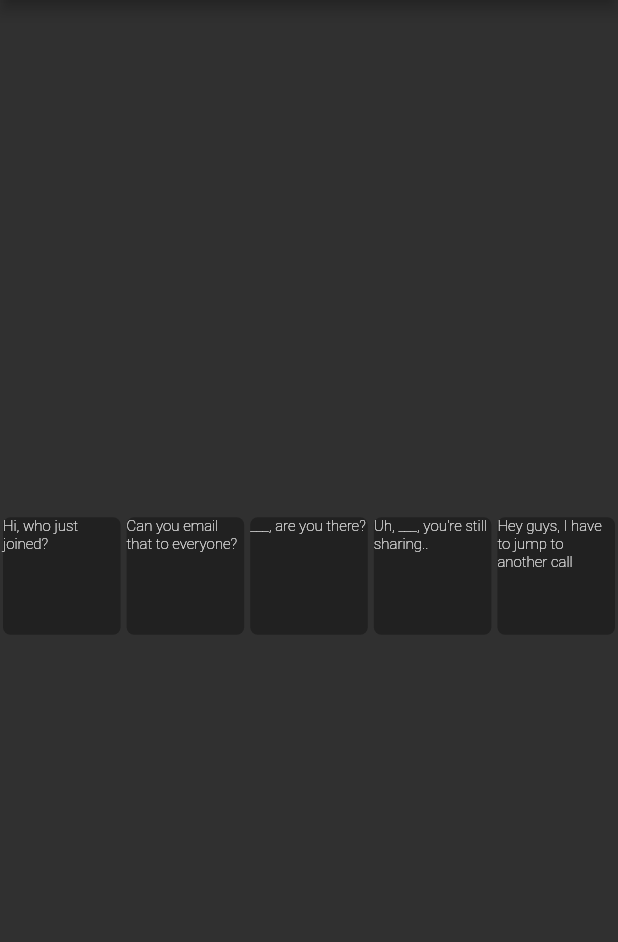
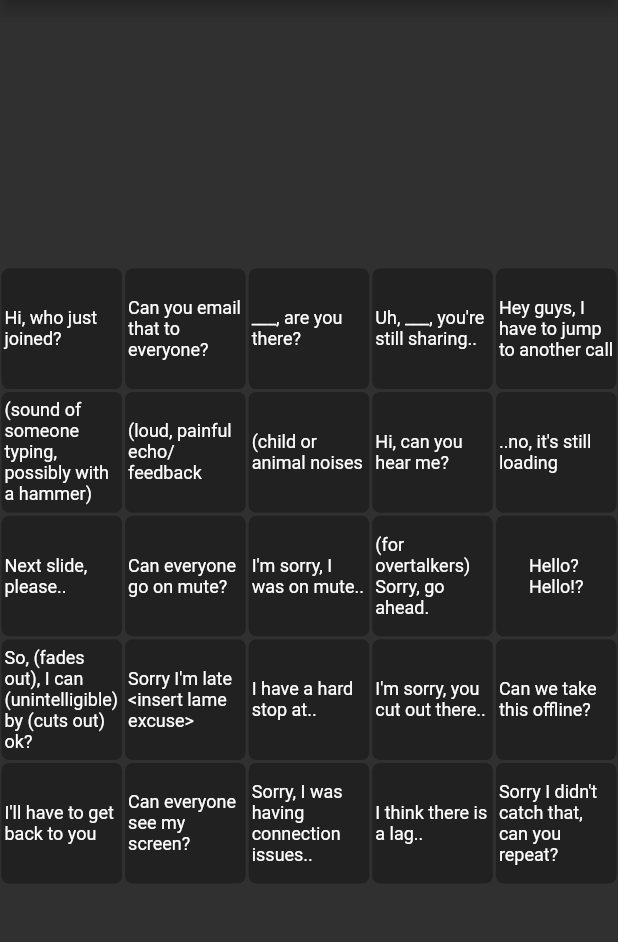
Before and after one commit to tplive/conference_call_bingo_flutter, a Flutter app: the screen it shows after launch, on a phone screen of 412 x 824 dp, the part 84-1026 px from its top. Run offline on Flutter 3.47's test engine with Material 2 defaults, Android fonts, the phone set to English and light mode, and no system bars.

```diff
--- a/lib/main.dart
+++ b/lib/main.dart
@@ -3,8 +3,8 @@ import 'package:flutter/material.dart';
 void main() => runApp(MyApp());
 
 final TextStyle cardStyle = TextStyle(
-  fontSize: 10.0,
-  fontWeight: FontWeight.w100,
+  fontSize: 12.0,
+  fontWeight: FontWeight.w400,
 );
 
 class MyApp extends StatelessWidget {
@@ -35,70 +35,64 @@ class _BingoPageState extends State<BingoPage> {
           mainAxisAlignment: MainAxisAlignment.center,
           crossAxisAlignment: CrossAxisAlignment.stretch,
           children: <Widget>[
-            Row(
-              children: <Widget>[
-                Expanded(
-                  child: BingoCard(
-                    cliches[0],
-                    onPress: null,
-                  ),
-                ),
-                Expanded(
-                  child: BingoCard(
-                    cliches[1],
-                    onPress: null,
-                  ),
-                ),
-                Expanded(
-                  child: BingoCard(
-                    cliches[2],
-                    onPress: null,
-                  ),
-                ),
-                Expanded(
-                  child: BingoCard(
-                    cliches[3],
-                    onPress: null,
-                  ),
-                ),
-                Expanded(
-                  child: BingoCard(
-                    cliches[4],
-                    onPress: null,
-                  ),
-                ),
-              ],
-            ),
-
+            bingoRow(5, 0),
+            bingoRow(5, 1),
+            bingoRow(5, 2),
+            bingoRow(5, 3),
+            bingoRow(5, 4),
           ],
         ),
       ),
     );
+  }
+
+  Row bingoRow(int noOfItems, int rowNo) {
+    List<BingoCard> list = new List();
+
+    int startIndex = noOfItems * rowNo;
+
+    for (var i = 0; i < noOfItems; i++) {
+      list.add(
+        new BingoCard(
+          cliches[startIndex + i],
+          onPress: null,
+        ),
+      );
+    }
+
+    return Row(
+      children: list,
+    );
+
   }
 }
 
 class BingoCard extends StatelessWidget {
   BingoCard(this.text, {this.onPress});
 
-
   final Function onPress;
   final String text;
 
   @override
   Widget build(BuildContext context) {
-    return GestureDetector(
+    return Expanded(
+      child: GestureDetector(
         onTap: onPress,
         child: AspectRatio(
           aspectRatio: 1,
           child: Container(
+            child: Center(
               child: Text(
                 text,
                 style: cardStyle,
               ),
-          margin: EdgeInsets.all(2.0),
+            ),
+            margin: EdgeInsets.all(1.0),
+            padding: EdgeInsets.all(2.0),
             decoration: BoxDecoration(
               color: Colors.grey[900],
               borderRadius: BorderRadius.circular(5.0),
+            ),
           ),
         ),
       ),
```
Lines whose indentation alone changed are shown as unchanged.
